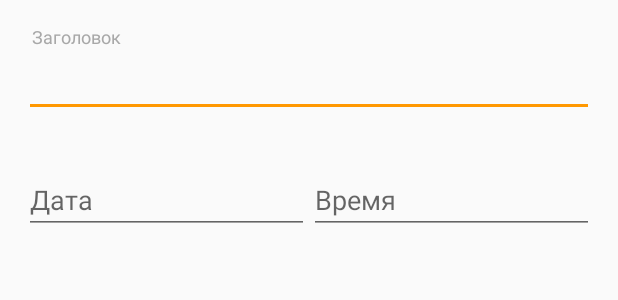
After one commit to zhukic/VoiceAssistant-YandexCloudAPI-Android-Kotlin, an Android app: the layout create_notification.xml on its own in the app's theme, with its tools: preview values and no code run, on a phone screen of 412 x 824 dp. The commit adds this screen. Shown: the top 300 px of the screen. Run offline under Robolectric (Android 15) with nearby library versions, the phone set to English and light mode, and no system bars.

Commit message:
Initial commit

```diff
--- a/app/src/main/res/layout/alarm_fragment.xml
+++ b/app/src/main/res/layout/alarm_fragment.xml
@@ -20,6 +20,6 @@
         android:layout_margin="@dimen/fab_margin"
         android:src="@mipmap/ic_alarm_plus"
         app:fabSize="normal"
-        app:layout_behavior="rus.voiceassistant.mvp.alarm.view.ScrollAwareFABBehavior"/>
+        app:layout_behavior="rus.voiceassistant.ScrollAwareFABBehavior"/>
 
 </android.support.design.widget.CoordinatorLayout>
--- /dev/null
+++ b/app/src/main/res/layout/create_notification.xml
@@ -0,0 +1,88 @@
+<?xml version="1.0" encoding="utf-8"?>
+<LinearLayout
+    xmlns:android="http://schemas.android.com/apk/res/android"
+    android:orientation="vertical"
+    android:layout_width="match_parent"
+    android:layout_height="wrap_content"
+    android:paddingTop="@dimen/activity_vertical_margin"
+    android:paddingLeft="@dimen/activity_horizontal_margin"
+    android:paddingRight="@dimen/activity_horizontal_margin"
+    android:paddingBottom="@dimen/activity_vertical_margin">
+
+    <TextView
+        android:layout_width="wrap_content"
+        android:layout_height="wrap_content"
+        android:layout_marginLeft="5dp"
+        android:layout_marginRight="5dp"
+        android:text="@string/notificationTitle"
+        android:textSize="12sp"
+        android:textColor="@color/hintTextColor"/>
+
+    <EditText
+        android:layout_width="match_parent"
+        android:layout_height="wrap_content" />
+
+    <LinearLayout
+        android:layout_width="match_parent"
+        android:layout_height="wrap_content"
+        android:orientation="horizontal"
+        android:paddingTop="@dimen/activity_vertical_margin"
+        android:paddingBottom="@dimen/activity_vertical_margin">
+
+        <LinearLayout
+            android:layout_width="0dp"
+            android:layout_height="wrap_content"
+            android:layout_weight="1"
+            android:orientation="vertical">
+
+            <TextView
+                android:layout_width="wrap_content"
+                android:layout_height="wrap_content"
+                android:layout_marginLeft="5dp"
+                android:layout_marginRight="5dp"
+                android:id="@+id/notificationDateText"
+                android:text="@string/notificationDate"
+                android:textSize="12sp"
+                android:textColor="@color/hintTextColor"
+                android:visibility="invisible"/>
+
+            <EditText
+                android:layout_width="match_parent"
+                android:layout_height="match_parent"
+                android:id="@+id/editNotificationDate"
+                android:hint="@string/notificationDate"
+                android:editable="false" />
+
+        </LinearLayout>
+
+        <LinearLayout
+            android:layout_width="0dp"
+            android:layout_height="wrap_content"
+            android:id="@+id/editLinear"
+            android:layout_weight="1"
+            android:orientation="vertical">
+
+            <TextView
+                android:layout_width="wrap_content"
+                android:layout_height="wrap_content"
+                android:layout_marginLeft="5dp"
+                android:layout_marginRight="5dp"
+                android:id="@+id/notificationTimeText"
+                android:text="@string/notificationTime"
+                android:textSize="12sp"
+                android:textColor="@color/hintTextColor"
+                android:visibility="invisible"/>
+
+            <EditText
+                android:layout_width="match_parent"
+                android:layout_height="wrap_content"
+                android:id="@+id/editNotificationTime"
+                android:hint="@string/notificationTime"
+                android:editable="false" />
+
+        </LinearLayout>
+
+
+    </LinearLayout>
+
+</LinearLayout>
--- a/app/src/main/res/layout/notification_fragment.xml
+++ b/app/src/main/res/layout/notification_fragment.xml
@@ -20,6 +20,6 @@
         android:layout_margin="@dimen/fab_margin"
         android:src="@mipmap/ic_calendar_plus"
         app:fabSize="normal"
-        app:layout_behavior="rus.voiceassistant.mvp.alarm.view.ScrollAwareFABBehavior"/>
+        app:layout_behavior="rus.voiceassistant.ScrollAwareFABBehavior"/>
 
 </android.support.design.widget.CoordinatorLayout>
--- a/app/src/main/res/values/strings.xml
+++ b/app/src/main/res/values/strings.xml
@@ -8,7 +8,9 @@
     <string name="title_activity_main2">Main2Activity</string>
     <string name="title_activity_create_notification">Создать напоминание</string>
     <string name="title_activity_wfefwe">wfefwe</string>
-    <string name="notificationName">Текст</string>
-    <string name="notificationTime">Когда</string>
+    <string name="notificationTitle">Заголовок</string>
+    <string name="notificationDate">Дата</string>
+    <string name="notificationTime">Время</string>
+    <string name="addNotfication">Добавление напоминания</string>
 
 </resources>
```
Also changed, not shown: app/src/main/java/rus/voiceassistant/view/CreateNotificationDialog.kt (added, +65 -0 lines), app/src/main/java/rus/voiceassistant/view/NotificationsFragment.kt (+4 -6 lines), app/src/main/res/layout/activity_create_notification.xml (deleted, +0 -66 lines), 1 other file.
